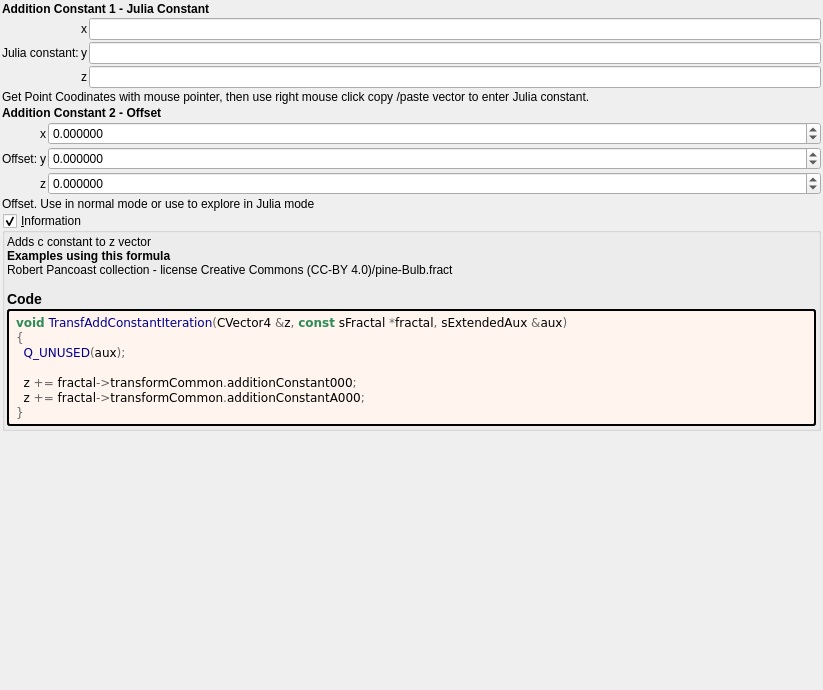
The window that mandelbulber2/formula/ui/transf_add_constant.ui (buddhi1980/mandelbulber2) describes before a commit, drawn with Qt 5.
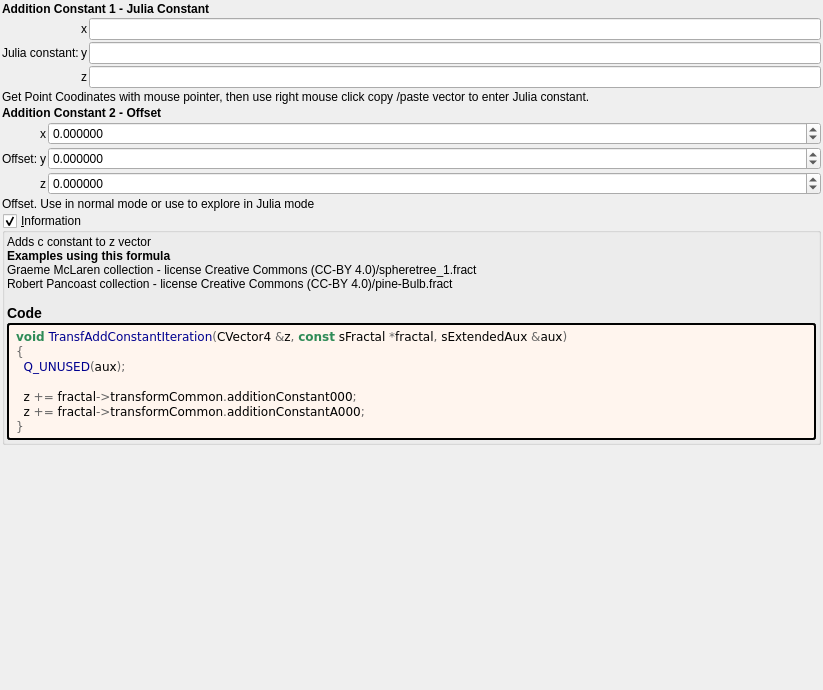
The same window after the commit. Custom widgets are drawn as their Qt base class.

Commit message: Updated OpenCL formula codes and UIs

The edit to the form file:
```diff
--- a/mandelbulber2/formula/ui/transf_add_constant.ui
+++ b/mandelbulber2/formula/ui/transf_add_constant.ui
@@ -291,7 +291,7 @@
         <property name="text">
          <string notr="true">&lt;p&gt;Adds c constant to z vector&lt;/p&gt;&lt;table&gt;
 &lt;/table&gt;
-&lt;br&gt;&lt;b&gt;Examples using this formula&lt;/b&gt;&lt;br&gt;Robert Pancoast collection - license Creative Commons (CC-BY 4.0)/pine-Bulb.fract&lt;h3&gt;Code&lt;/h3&gt;</string>
+&lt;br&gt;&lt;b&gt;Examples using this formula&lt;/b&gt;&lt;br&gt;Graeme McLaren  collection - license Creative Commons  (CC-BY 4.0)/spheretree_1.fract&lt;br&gt;Robert Pancoast collection - license Creative Commons (CC-BY 4.0)/pine-Bulb.fract&lt;h3&gt;Code&lt;/h3&gt;</string>
         </property>
         <property name="wordWrap">
          <bool>true</bool>
```
The commit also changes 34 other files.
